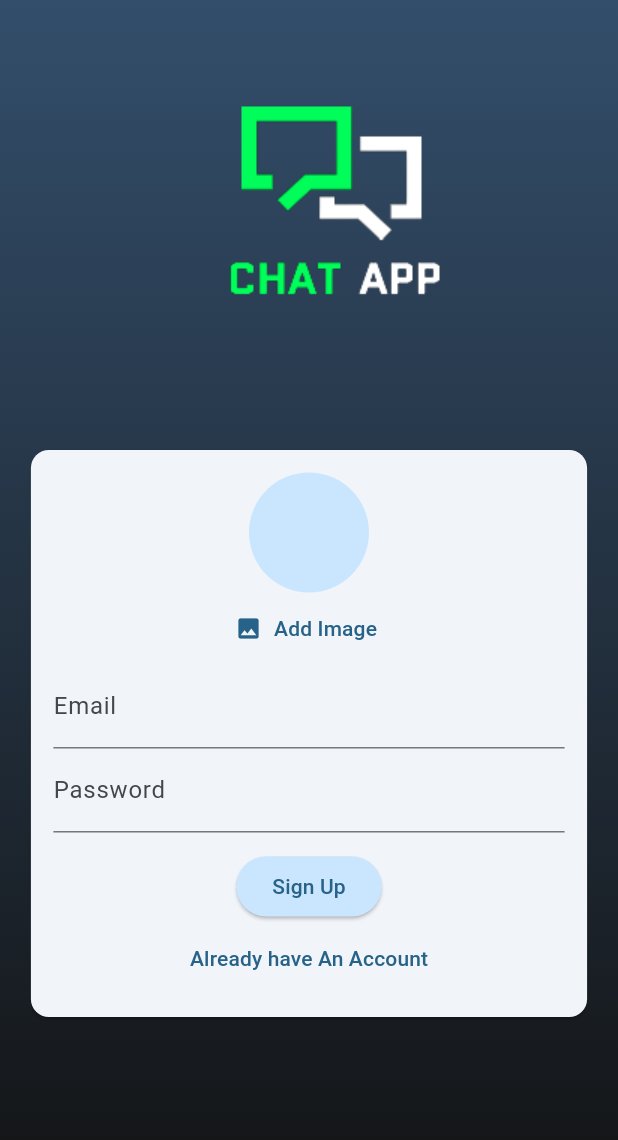
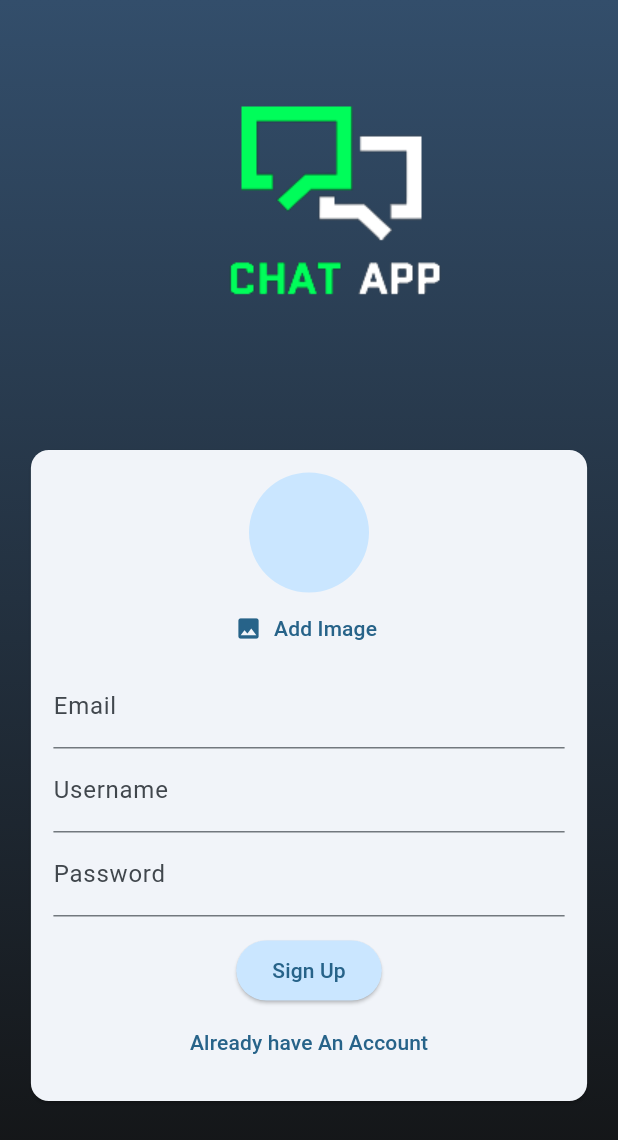
Before and after one commit to mohit-01-code/Udemy-flutter-projects, a Flutter app: the screen it shows after launch, after a tap on "Login Now", after a tap on "Create An Account", on a phone screen of 412 x 824 dp. Shown: the top 1140 px of the screen. Run offline on Flutter 3.47's test engine with Material 2 defaults, Android fonts, the phone set to English and light mode, and no system bars; our stand-ins replace cloud_firestore, firebase_auth, firebase_core, firebase_storage, flutter_riverpod, fluttertoast and 8 more; accounts and stored records are empty.

Commit message:
Storing username

```diff
--- a/flutter_chat_app/lib/screen/auth_screen.dart
+++ b/flutter_chat_app/lib/screen/auth_screen.dart
@@ -25,6 +25,7 @@ class _AuthScreenState extends State<AuthScreen> {
   bool isLoginMode = true;
   String _enteredEmail = '';
   String _enteredPassword = '';
+  String _enteredUsername = '';
   bool isLoading = false;
   File? _selectedImage;
   String? imgUrl;
@@ -83,6 +84,22 @@ class _AuthScreenState extends State<AuthScreen> {
                           autocorrect: false,
                           textCapitalization: TextCapitalization.none,
                         ),
+                        if (!isLoginMode)
+                          TextFormField(
+                            decoration: const InputDecoration(
+                              labelText: "Username",
+                            ),
+                            validator: (value) {
+                              if (value == null || value.trim().length < 4) {
+                                return "Username Too Short";
+                              }
+                              return null;
+                            },
+                            onSaved: (value) {
+                              _enteredUsername = value!;
+                            },
+                            keyboardType: TextInputType.name,
+                          ),
                         TextFormField(
                           decoration: const InputDecoration(
                             labelText: "Password",
@@ -204,7 +221,6 @@ class _AuthScreenState extends State<AuthScreen> {
       setState(() {
         isLoading = false;
       });
-
       onSuccessSignUp();
 
       await uploadImage(userCredential);
@@ -215,6 +231,8 @@ class _AuthScreenState extends State<AuthScreen> {
           name: "auth_screen");
 
       FirebaseAuth.instance.signOut();
+      imgUrl = null;
+      _selectedImage = null;
     } on FirebaseAuthException catch (error) {
       setState(() {
         isLoading = false;
@@ -235,6 +253,7 @@ class _AuthScreenState extends State<AuthScreen> {
         .set({
       'email': _enteredEmail,
       'image_url': imgUrl,
+      'username': _enteredUsername,
     });
   }
 
```
